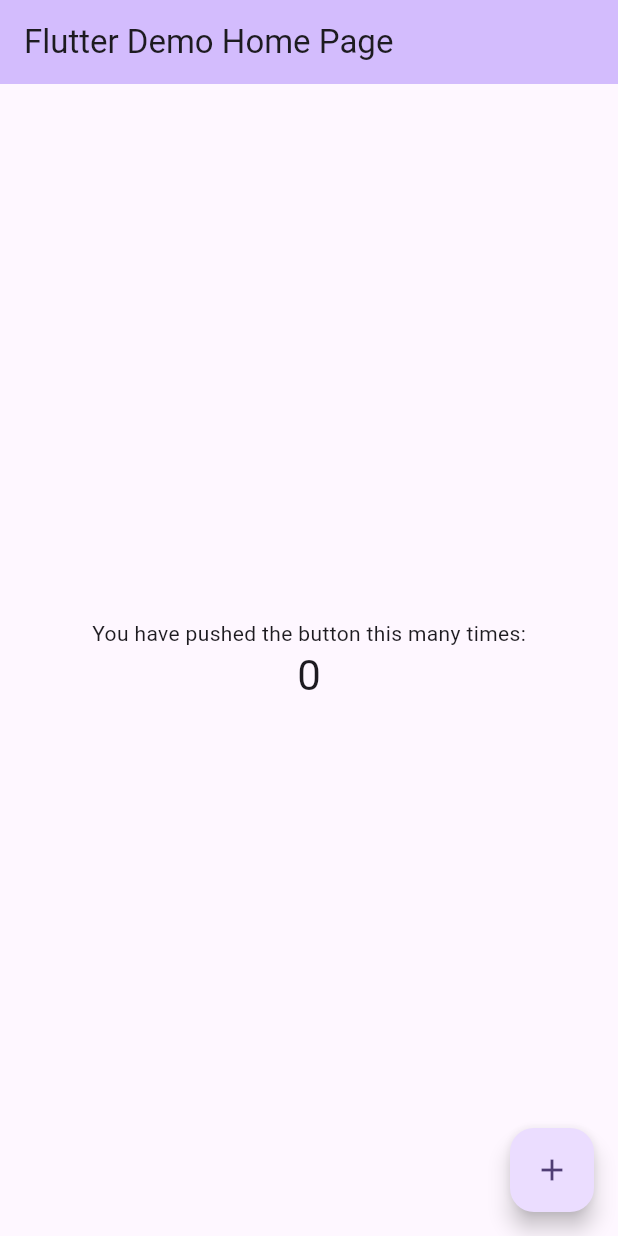
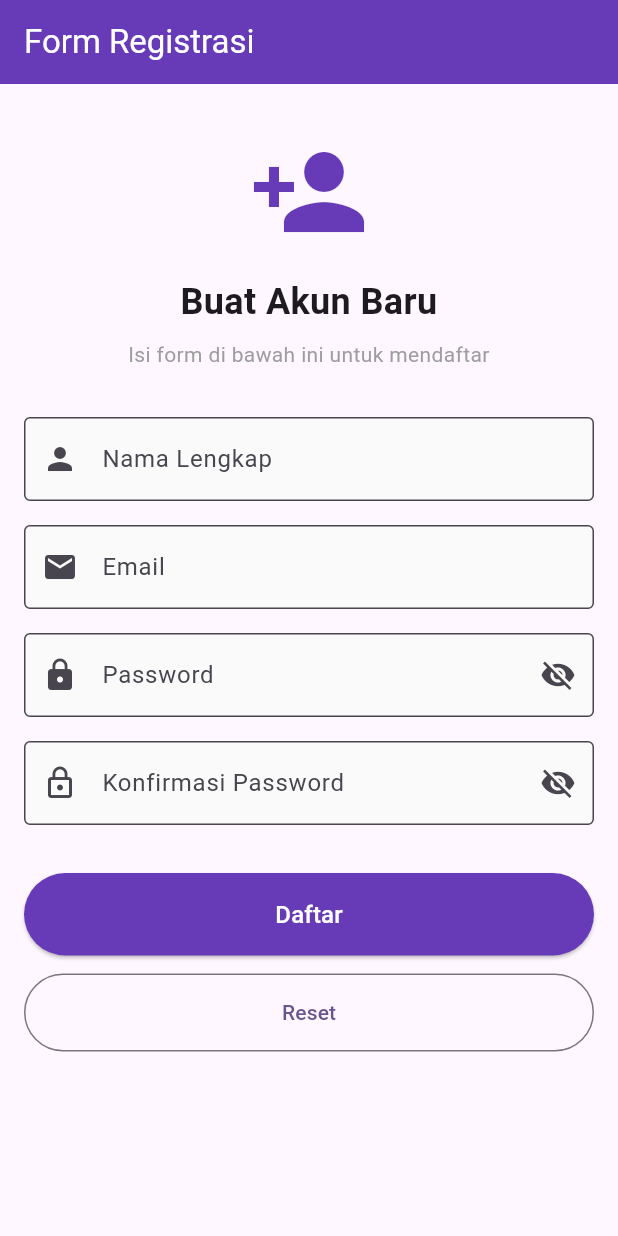
Before and after one commit to Renalcuyy/form_registrasi_pertemuan3, a Flutter app: the screen it shows after launch, on a phone screen of 412 x 824 dp. Run offline on Flutter 3.47's test engine with Material 3 defaults, Android fonts, the phone set to English and light mode, and no system bars.

Commit message:
Menambahkan fitur form registrasi dengan validasi

```diff
--- a/lib/main.dart
+++ b/lib/main.dart
@@ -1,4 +1,6 @@
 import 'package:flutter/material.dart';
+
+import 'screens/registration_screen.dart';
 
 void main() {
   runApp(const MyApp());
@@ -7,116 +9,16 @@ void main() {
 class MyApp extends StatelessWidget {
   const MyApp({super.key});
 
-  // This widget is the root of your application.
   @override
   Widget build(BuildContext context) {
     return MaterialApp(
-      title: 'Flutter Demo',
+      title: 'Form Registrasi',
+      debugShowCheckedModeBanner: false,
       theme: ThemeData(
-        // This is the theme of your application.
-        //
-        // TRY THIS: Try running your application with "flutter run". You'll see
-        // the application has a purple toolbar. Then, without quitting the app,
-        // try changing the seedColor in the colorScheme below to Colors.green
-        // and then invoke "hot reload" (save your changes or press the "hot
-        // reload" button in a Flutter-supported IDE, or press "r" if you used
-        // the command line to start the app).
-        //
-        // Notice that the counter didn't reset back to zero; the application
-        // state is not lost during the reload. To reset the state, use hot
-        // restart instead.
-        //
-        // This works for code too, not just values: Most code changes can be
-        // tested with just a hot reload.
-        colorScheme: .fromSeed(seedColor: Colors.deepPurple),
+        colorScheme: ColorScheme.fromSeed(seedColor: Colors.deepPurple),
+        useMaterial3: true,
       ),
-      home: const MyHomePage(title: 'Flutter Demo Home Page'),
+      home: const RegistrationScreen(),
     );
   }
 }
-
-class MyHomePage extends StatefulWidget {
-  const MyHomePage({super.key, required this.title});
-
-  // This widget is the home page of your application. It is stateful, meaning
-  // that it has a State object (defined below) that contains fields that affect
-  // how it looks.
-
-  // This class is the configuration for the state. It holds the values (in this
-  // case the title) provided by the parent (in this case the App widget) and
-  // used by the build method of the State. Fields in a Widget subclass are
-  // always marked "final".
-
-  final String title;
-
-  @override
-  State<MyHomePage> createState() => _MyHomePageState();
-}
-
-class _MyHomePageState extends State<MyHomePage> {
-  int _counter = 0;
-
-  void _incrementCounter() {
-    setState(() {
-      // This call to setState tells the Flutter framework that something has
-      // changed in this State, which causes it to rerun the build method below
-      // so that the display can reflect the updated values. If we changed
-      // _counter without calling setState(), then the build method would not be
-      // called again, and so nothing would appear to happen.
-      _counter++;
-    });
-  }
-
-  @override
-  Widget build(BuildContext context) {
-    // This method is rerun every time setState is called, for instance as done
-    // by the _incrementCounter method above.
-    //
-    // The Flutter framework has been optimized to make rerunning build methods
-    // fast, so that you can just rebuild anything that needs updating rather
-    // than having to individually change instances of widgets.
-    return Scaffold(
-      appBar: AppBar(
-        // TRY THIS: Try changing the color here to a specific color (to
-        // Colors.amber, perhaps?) and trigger a hot reload to see the AppBar
-        // change color while the other colors stay the same.
-        backgroundColor: Theme.of(context).colorScheme.inversePrimary,
-        // Here we take the value from the MyHomePage object that was created by
-        // the App.build method, and use it to set our appbar title.
-        title: Text(widget.title),
-      ),
-      body: Center(
-        // Center is a layout widget. It takes a single child and positions it
-        // in the middle of the parent.
-        child: Column(
-          // Column is also a layout widget. It takes a list of children and
-          // arranges them vertically. By default, it sizes itself to fit its
-          // children horizontally, and tries to be as tall as its parent.
-          //
-          // Column has various properties to control how it sizes itself and
-          // how it positions its children. Here we use mainAxisAlignment to
-          // center the children vertically; the main axis here is the vertical
-          // axis because Columns are vertical (the cross axis would be
-          // horizontal).
-          //
-          // TRY THIS: Invoke "debug painting" (choose the "Toggle Debug Paint"
-          // action in the IDE, or press "p" in the console), to see the
-          // wireframe for each widget.
-          mainAxisAlignment: .center,
-          children: [
-            const Text('You have pushed the button this many times:'),
-            Text(
-              '$_counter',
-              style: Theme.of(context).textTheme.headlineMedium,
-            ),
-          ],
-        ),
-      ),
-      floatingActionButton: FloatingActionButton(
-        onPressed: _incrementCounter,
-        tooltip: 'Increment',
-        child: const Icon(Icons.add),
-      ),
-    );
-  }
-}
--- /dev/null
+++ b/lib/screens/registration_screen.dart
@@ -0,0 +1,283 @@
+import 'package:flutter/material.dart';
+
+import '../widgets/custom_text_field.dart';
+
+class RegistrationScreen extends StatefulWidget {
+  const RegistrationScreen({super.key});
+
+  @override
+  State<RegistrationScreen> createState() => _RegistrationScreenState();
+}
+
+class _RegistrationScreenState extends State<RegistrationScreen> {
+  final _formKey = GlobalKey<FormState>();
+  final _nameController = TextEditingController();
+  final _emailController = TextEditingController();
+  final _passwordController = TextEditingController();
+  final _confirmPasswordController = TextEditingController();
+
+  bool _obscurePassword = true;
+  bool _obscureConfirmPassword = true;
+  bool _isLoading = false;
+
+  @override
+  void dispose() {
+    _nameController.dispose();
+    _emailController.dispose();
+    _passwordController.dispose();
+    _confirmPasswordController.dispose();
+    super.dispose();
+  }
+
+  // Validasi nama
+  String? _validateName(String? value) {
+    if (value == null || value.trim().isEmpty) {
+      return 'Nama tidak boleh kosong';
+    }
+    if (value.trim().length < 3) {
+      return 'Nama minimal 3 karakter';
+    }
+    return null;
+  }
+
+  // Validasi email
+  String? _validateEmail(String? value) {
+    if (value == null || value.trim().isEmpty) {
+      return 'Email tidak boleh kosong';
+    }
+    final emailRegex = RegExp(r'^[^@]+@[^@]+\.[^@]+');
+    if (!emailRegex.hasMatch(value.trim())) {
+      return 'Format email tidak valid';
+    }
+    return null;
+  }
+
+  // Validasi password
+  String? _validatePassword(String? value) {
+    if (value == null || value.isEmpty) {
+      return 'Password tidak boleh kosong';
+    }
+    if (value.length < 8) {
+      return 'Password minimal 8 karakter';
+    }
+    if (!value.contains(RegExp(r'[A-Z]'))) {
+      return 'Password harus mengandung huruf kapital';
+    }
+    if (!value.contains(RegExp(r'[0-9]'))) {
+      return 'Password harus mengandung angka';
+    }
+    return null;
+  }
+
+  // Validasi konfirmasi password
+  String? _validateConfirmPassword(String? value) {
+    if (value == null || value.isEmpty) {
+      return 'Konfirmasi password tidak boleh kosong';
+    }
+    if (value != _passwordController.text) {
+      return 'Password tidak cocok';
+    }
+    return null;
+  }
+
+  // Handler submit form
+  void _submitForm() {
+    if (_formKey.currentState!.validate()) {
+      setState(() {
+        _isLoading = true;
+      });
+
+      // Simulasi proses registrasi
+      Future.delayed(const Duration(seconds: 2), () {
+        setState(() {
+          _isLoading = false;
+        });
+
+        // Tampilkan dialog sukses
+        showDialog(
+          context: context,
+          builder: (context) => AlertDialog(
+            title: const Text('Registrasi Berhasil'),
+            content: Text(
+              'Selamat, ${_nameController.text}!\n'
+              'Email: ${_emailController.text}',
+            ),
+            actions: [
+              TextButton(
+                onPressed: () {
+                  Navigator.pop(context);
+                  _resetForm();
+                },
+                child: const Text('OK'),
+              ),
+            ],
+          ),
+        );
+      });
+    }
+  }
+
+  // Reset form
+  void _resetForm() {
+    _formKey.currentState!.reset();
+    _nameController.clear();
+    _emailController.clear();
+    _passwordController.clear();
+    _confirmPasswordController.clear();
+  }
+
+  @override
+  Widget build(BuildContext context) {
+    return Scaffold(
+      appBar: AppBar(
+        title: const Text('Form Registrasi'),
+        backgroundColor: Colors.deepPurple,
+        foregroundColor: Colors.white,
+      ),
+      body: SingleChildScrollView(
+        child: Padding(
+          padding: const EdgeInsets.all(16.0),
+          child: Form(
+            key: _formKey,
+            child: Column(
+              crossAxisAlignment: CrossAxisAlignment.stretch,
+              children: [
+                // Header
+                const SizedBox(height: 16),
+                const Icon(
+                  Icons.person_add,
+                  size: 80,
+                  color: Colors.deepPurple,
+                ),
+                const SizedBox(height: 16),
+                const Text(
+                  'Buat Akun Baru',
+                  style: TextStyle(fontSize: 24, fontWeight: FontWeight.bold),
+                  textAlign: TextAlign.center,
+                ),
+                const SizedBox(height: 8),
+                const Text(
+                  'Isi form di bawah ini untuk mendaftar',
+                  style: TextStyle(fontSize: 14, color: Colors.grey),
+                  textAlign: TextAlign.center,
+                ),
+                const SizedBox(height: 24),
+
+                // Field Nama
+                CustomTextField(
+                  controller: _nameController,
+                  label: 'Nama Lengkap',
+                  hint: 'Masukkan nama lengkap Anda',
+                  prefixIcon: Icons.person,
+                  validator: _validateName,
+                ),
+
+                // Field Email
+                CustomTextField(
+                  controller: _emailController,
+                  label: 'Email',
+                  hint: 'Masukkan email Anda',
+                  prefixIcon: Icons.email,
+                  keyboardType: TextInputType.emailAddress,
+                  validator: _validateEmail,
+                ),
+
+                // Field Password
+                Padding(
+                  padding: const EdgeInsets.symmetric(vertical: 8.0),
+                  child: TextFormField(
+                    controller: _passwordController,
+                    decoration: InputDecoration(
+                      labelText: 'Password',
+                      hintText: 'Minimal 8 karakter, huruf kapital, angka',
+                      prefixIcon: const Icon(Icons.lock),
+                      suffixIcon: IconButton(
+                        icon: Icon(
+                          _obscurePassword
+                              ? Icons.visibility_off
+                              : Icons.visibility,
+                        ),
+                        onPressed: () {
+                          setState(() {
+                            _obscurePassword = !_obscurePassword;
+                          });
+                        },
+                      ),
+                      border: const OutlineInputBorder(),
+                      filled: true,
+                      fillColor: Colors.grey[50],
+                    ),
+                    obscureText: _obscurePassword,
+                    validator: _validatePassword,
+                  ),
+                ),
+
+                // Field Konfirmasi Password
+                Padding(
+                  padding: const EdgeInsets.symmetric(vertical: 8.0),
+                  child: TextFormField(
+                    controller: _confirmPasswordController,
+                    decoration: InputDecoration(
+                      labelText: 'Konfirmasi Password',
+                      hintText: 'Ulangi password Anda',
+                      prefixIcon: const Icon(Icons.lock_outline),
+                      suffixIcon: IconButton(
+                        icon: Icon(
+                          _obscureConfirmPassword
+                              ? Icons.visibility_off
+                              : Icons.visibility,
+                        ),
+                        onPressed: () {
+                          setState(() {
+                            _obscureConfirmPassword = !_obscureConfirmPassword;
+                          });
+                        },
+                      ),
+                      border: const OutlineInputBorder(),
+                      filled: true,
+                      fillColor: Colors.grey[50],
+                    ),
+                    obscureText: _obscureConfirmPassword,
+                    validator: _validateConfirmPassword,
+                  ),
+                ),
+                const SizedBox(height: 24),
+
+                // Tombol Submit
+                ElevatedButton(
+                  onPressed: _isLoading ? null : _submitForm,
+                  style: ElevatedButton.styleFrom(
+                    backgroundColor: Colors.deepPurple,
+                    foregroundColor: Colors.white,
+                    padding: const EdgeInsets.symmetric(vertical: 16),
+                  ),
+                  child: _isLoading
+                      ? const SizedBox(
+                          height: 20,
+                          width: 20,
+                          child: CircularProgressIndicator(
+                            strokeWidth: 2,
+                            color: Colors.white,
+                          ),
+                        )
+                      : const Text('Daftar', style: TextStyle(fontSize: 16)),
+                ),
+                const SizedBox(height: 12),
+
+                // Tombol Reset
+                OutlinedButton(
+                  onPressed: _isLoading ? null : _resetForm,
+                  style: OutlinedButton.styleFrom(
+                    padding: const EdgeInsets.symmetric(vertical: 16),
+                  ),
+                  child: const Text('Reset'),
+                ),
+                const SizedBox(height: 16),
+              ],
+            ),
+          ),
+        ),
+      ),
+    );
+  }
+}
--- /dev/null
+++ b/lib/widgets/custom_text_field.dart
@@ -0,0 +1,43 @@
+import 'package:flutter/material.dart';
+
+class CustomTextField extends StatelessWidget {
+  final TextEditingController controller;
+  final String label;
+  final String? hint;
+  final IconData? prefixIcon;
+  final bool obscureText;
+  final TextInputType keyboardType;
+  final String? Function(String?)? validator;
+
+  const CustomTextField({
+    super.key,
+    required this.controller,
+    required this.label,
+    this.hint,
+    this.prefixIcon,
+    this.obscureText = false,
+    this.keyboardType = TextInputType.text,
+    this.validator,
+  });
+
+  @override
+  Widget build(BuildContext context) {
+    return Padding(
+      padding: const EdgeInsets.symmetric(vertical: 8.0),
+      child: TextFormField(
+        controller: controller,
+        decoration: InputDecoration(
+          labelText: label,
+          hintText: hint,
+          prefixIcon: prefixIcon != null ? Icon(prefixIcon) : null,
+          border: const OutlineInputBorder(),
+          filled: true,
+          fillColor: Colors.grey[50],
+        ),
+        obscureText: obscureText,
+        keyboardType: keyboardType,
+        validator: validator,
+      ),
+    );
+  }
+}
```
